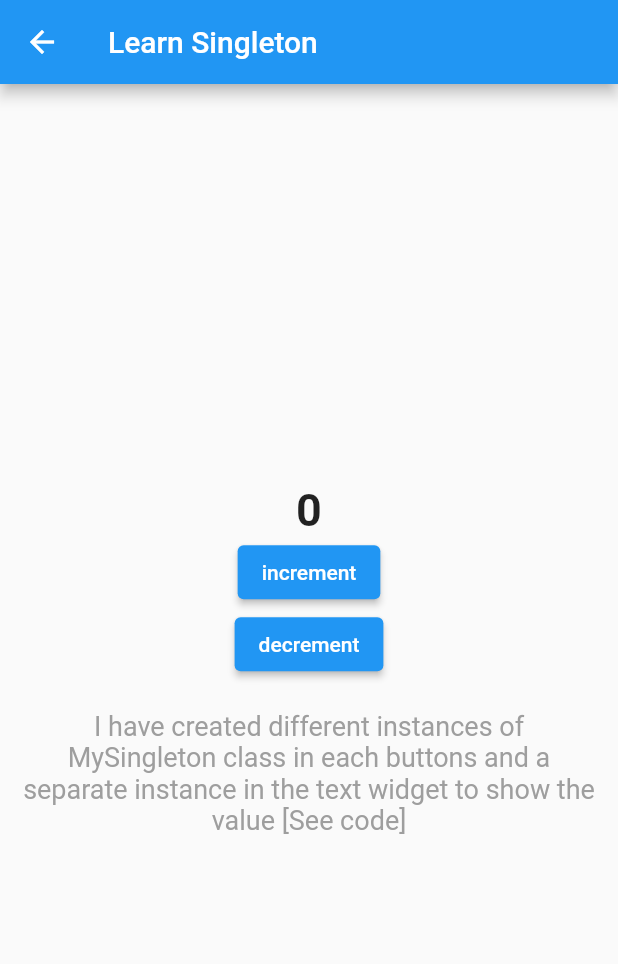
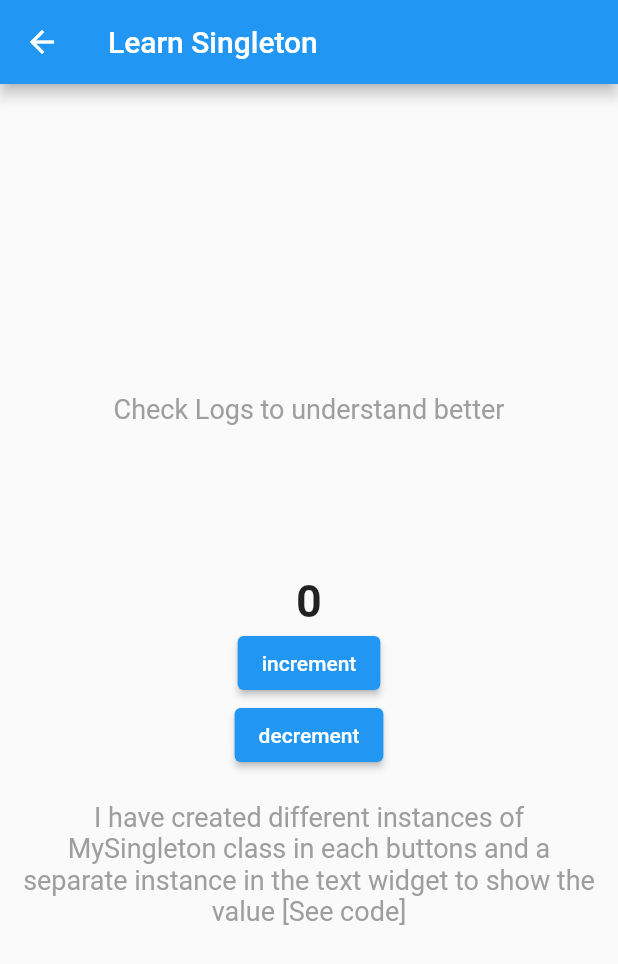
Before and after one commit to jatin-web/flutter_recap, a Flutter app: the screen it shows after launch, after a tap on "Learn Singleton", on a phone screen of 412 x 824 dp. Shown: the top 964 px of the screen. Run offline on Flutter 3.47's test engine with Material 2 defaults, Android fonts, the phone set to English and light mode, and no system bars.

Commit message:
added getter, setter, abstract class, etc classes

```diff
--- a/lib/data/models/singleton_test.dart
+++ b/lib/data/models/singleton_test.dart
@@ -1,21 +1,25 @@
+// ------------------ SINGLETON ----------------------
+
+// NOTE: this keyword is not used in singleton classes
+
 import 'dart:developer';
 
-class MySingleton {
+class CountSingleton {
   late int val;
 
   // STEP 1: Create an instance of My singleton class
-  static final MySingleton _instance = MySingleton._internal();
+  static final CountSingleton _instance = CountSingleton._internal();
 
-  // STEP 2: Make Singleton Constructor
-  MySingleton._internal() {
-    log("Internal");
+  // STEP 2: Make Singleton Constructor [This constructor will run only once]
+  CountSingleton._internal() {
+    log("Singleton constructor called");
     val = 0;
   }
 
   // STEP 3: Create the constructor which returns the same instance
-  // created using singleton constructor
-  factory MySingleton() {
-    log("My Singleton 1");
+  // created using singleton constructor [This constructor will be called everytime we create an object]
+  factory CountSingleton() {
+    log("constructor called");
     return _instance;
   }
 
@@ -32,3 +36,10 @@ class MySingleton {
     return val;
   }
 }
+
+// --------------- NORMAL CLASS --------------
+class Count {
+  int val;
+  Count(
+      {required this.val}); // We can use "this" keyword in normal classes but not in Singleton
+}
--- a/lib/presentation/screens/home_screen.dart
+++ b/lib/presentation/screens/home_screen.dart
@@ -1,5 +1,8 @@
 import 'package:flutter/material.dart';
+import 'package:flutter_recap/presentation/screens/learn_abstract_class.dart';
 import 'package:flutter_recap/presentation/screens/learn_extensions.dart';
+import 'package:flutter_recap/presentation/screens/learn_getter_setter.dart';
+import 'package:flutter_recap/presentation/screens/learn_oops.dart';
 import 'package:flutter_recap/presentation/screens/learn_singleton.dart';
 
 class HomeScreen extends StatelessWidget {
@@ -26,6 +29,24 @@ class HomeScreen extends StatelessWidget {
               Navigator.pushNamed(context, LearnExtensions.routeName);
             },
           ),
+          ListTile(
+            title: const Text("Learn Abstract class"),
+            onTap: () {
+              Navigator.pushNamed(context, LearnAbstractClassScreen.routeName);
+            },
+          ),
+          ListTile(
+            title: const Text("Learn OOPS"),
+            onTap: () {
+              Navigator.pushNamed(context, LearnOOPS.routeName);
+            },
+          ),
+          ListTile(
+            title: const Text("Learn Getter and Setter"),
+            onTap: () {
+              Navigator.pushNamed(context, LearnGetterSetter.routeName);
+            },
+          ),
         ],
       ),
     );
--- a/lib/presentation/screens/learn_singleton.dart
+++ b/lib/presentation/screens/learn_singleton.dart
@@ -20,16 +20,21 @@ class _LearnSingletonState extends State<LearnSingleton> {
         child: Column(
           mainAxisAlignment: MainAxisAlignment.center,
           children: [
+            const Text(
+              "Check Logs to understand better",
+              style: TextStyle(color: Colors.grey, fontSize: 18),
+            ),
+            const SizedBox(height: 100),
             // Text
             Text(
-              MySingleton().getVal().toString(),
+              CountSingleton().getVal().toString(),
               style: const TextStyle(fontWeight: FontWeight.bold, fontSize: 30),
             ),
 
             // Increment Button
             ElevatedButton(
                 onPressed: () {
-                  MySingleton singleton = MySingleton();
+                  CountSingleton singleton = CountSingleton();
                   singleton.increment();
                   setState(() {});
                 },
@@ -38,7 +43,7 @@ class _LearnSingletonState extends State<LearnSingleton> {
             // Decrement Button
             ElevatedButton(
                 onPressed: () {
-                  MySingleton singleton = MySingleton();
+                  CountSingleton singleton = CountSingleton();
                   singleton.decrement();
                   setState(() {});
                 },
--- a/lib/route_navigator.dart
+++ b/lib/route_navigator.dart
@@ -1,6 +1,9 @@
 import 'package:flutter/material.dart';
 import 'package:flutter_recap/presentation/screens/home_screen.dart';
+import 'package:flutter_recap/presentation/screens/learn_abstract_class.dart';
 import 'package:flutter_recap/presentation/screens/learn_extensions.dart';
+import 'package:flutter_recap/presentation/screens/learn_getter_setter.dart';
+import 'package:flutter_recap/presentation/screens/learn_oops.dart';
 import 'package:flutter_recap/presentation/screens/learn_singleton.dart';
 
 class RouteNavigator {
@@ -12,6 +15,13 @@ class RouteNavigator {
         return MaterialPageRoute(builder: (_) => const LearnSingleton());
       case LearnExtensions.routeName:
         return MaterialPageRoute(builder: (_) => const LearnExtensions());
+      case LearnAbstractClassScreen.routeName:
+        return MaterialPageRoute(
+            builder: (_) => const LearnAbstractClassScreen());
+      case LearnOOPS.routeName:
+        return MaterialPageRoute(builder: (_) => const LearnOOPS());
+      case LearnGetterSetter.routeName:
+        return MaterialPageRoute(builder: (_) => const LearnGetterSetter());
       default:
         return MaterialPageRoute(
             builder: (_) =>
```
Also changed, not shown: lib/data/models/encapsulation.dart (added, +17 -0 lines), lib/data/models/getter_setter_model.dart (added, +20 -0 lines), lib/presentation/screens/learn_abstract_class.dart (added, +70 -0 lines), lib/presentation/screens/learn_getter_setter.dart (added, +78 -0 lines), lib/presentation/screens/learn_oops.dart (added, +61 -0 lines), lib/presentation/widgets/containers/note_container.dart (added, +21 -0 lines), lib/abstract_class/my_abstract_class.dart (added).
